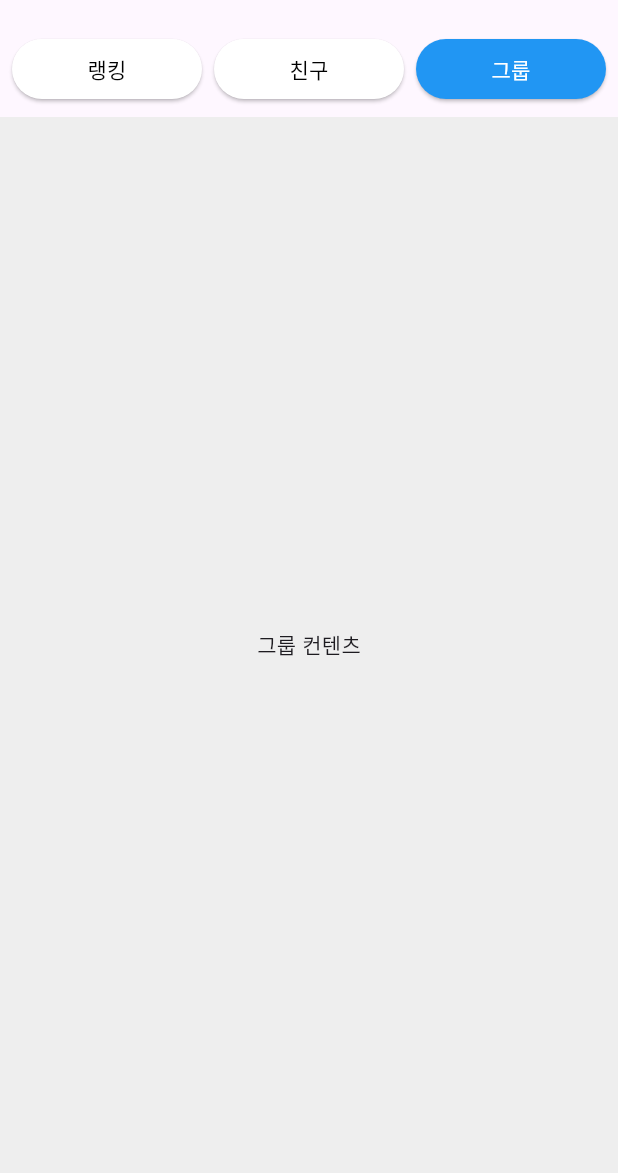
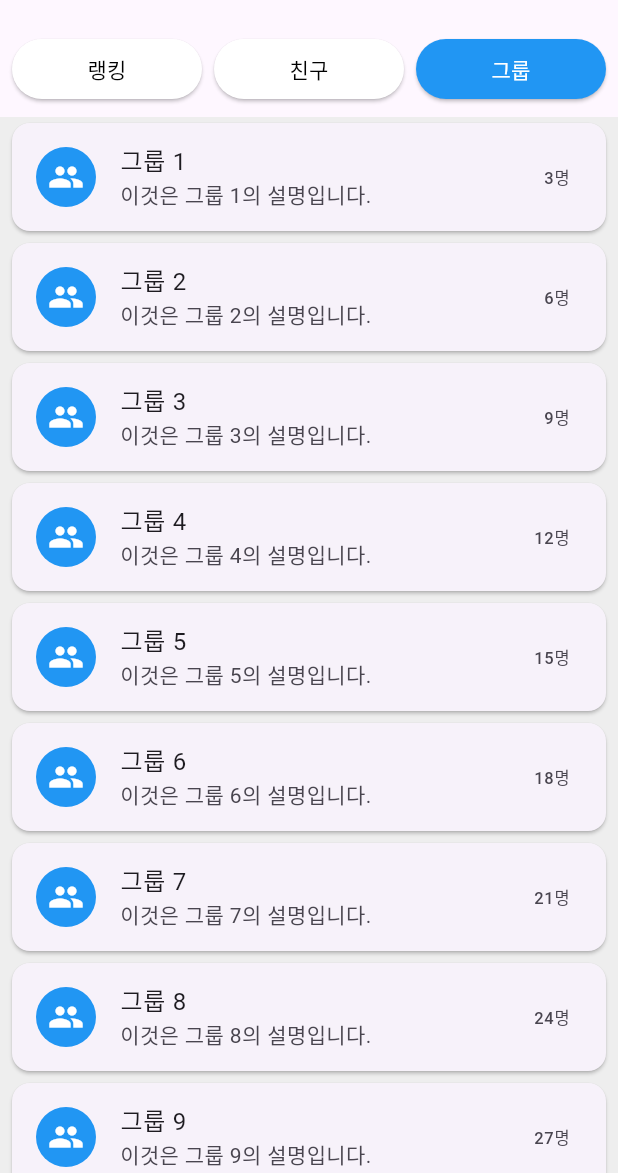
Before and after one commit to YoungGilMad/frontend, a Flutter app: the SocialMainScreen screen opened directly, after a tap on "친구", after a tap on "그룹", on a phone screen of 412 x 824 dp, the part 63-1236 px from its top. Run offline on Flutter 3.47's test engine with Material 3 defaults, Android fonts, the light colour scheme and no system bars; our stand-ins replace table_calendar; network calls fail.

Commit message:
social update

```diff
--- a/lib/social_flag/social_main.dart
+++ b/lib/social_flag/social_main.dart
@@ -98,8 +98,31 @@ class RankingContent extends StatelessWidget {
 
   @override
   Widget build(BuildContext context) {
-    return const Center(
-      child: Text('랭킹 컨텐츠'),
+    // 랭킹을 위한 더미 데이터
+    final List<Map<String, dynamic>> rankings = List.generate(
+      20,
+          (index) => {
+        'rank': index + 1,
+        'name': '사용자 ${index + 1}',
+        'score': (1000 - index * 30),
+      },
+    );
+
+    return ListView.builder(
+      itemCount: rankings.length,
+      itemBuilder: (context, index) {
+        final ranking = rankings[index];
+        return Card(
+          margin: const EdgeInsets.symmetric(horizontal: 8, vertical: 4),
+          child: ListTile(
+            leading: CircleAvatar(
+              child: Text('${ranking['rank']}'),
+            ),
+            title: Text(ranking['name']),
+            trailing: Text('${ranking['score']}점'),
+          ),
+        );
+      },
     );
   }
 }
@@ -110,8 +133,33 @@ class FriendContent extends StatelessWidget {
 
   @override
   Widget build(BuildContext context) {
-    return const Center(
-      child: Text('친구 컨텐츠'),
+    // 친구 목록을 위한 더미 데이터
+    final List<Map<String, dynamic>> friends = List.generate(
+      15,
+          (index) => {
+        'name': '친구 ${index + 1}',
+        'status': index % 3 == 0 ? '온라인' : '오프라인',
+        'lastActive': '${index + 1}시간 전',
+      },
+    );
+
+    return ListView.builder(
+      itemCount: friends.length,
+      itemBuilder: (context, index) {
+        final friend = friends[index];
+        return Card(
+          margin: const EdgeInsets.symmetric(horizontal: 8, vertical: 4),
+          child: ListTile(
+            leading: CircleAvatar(
+              backgroundColor: friend['status'] == '온라인' ? Colors.green : Colors.grey,
+              child: Text(friend['name'][0]),
+            ),
+            title: Text(friend['name']),
+            subtitle: Text('마지막 활동: ${friend['lastActive']}'),
+            trailing: Text(friend['status']),
+          ),
+        );
+      },
     );
   }
 }
@@ -122,8 +170,33 @@ class GroupContent extends StatelessWidget {
 
   @override
   Widget build(BuildContext context) {
-    return const Center(
-      child: Text('그룹 컨텐츠'),
+    // 그룹 목록을 위한 더미 데이터
+    final List<Map<String, dynamic>> groups = List.generate(
+      10,
+          (index) => {
+        'name': '그룹 ${index + 1}',
+        'members': '${(index + 1) * 3}명',
+        'description': '이것은 그룹 ${index + 1}의 설명입니다.',
+      },
+    );
+
+    return ListView.builder(
+      itemCount: groups.length,
+      itemBuilder: (context, index) {
+        final group = groups[index];
+        return Card(
+          margin: const EdgeInsets.symmetric(horizontal: 8, vertical: 4),
+          child: ListTile(
+            leading: CircleAvatar(
+              backgroundColor: Colors.blue,
+              child: Icon(Icons.group, color: Colors.white),
+            ),
+            title: Text(group['name']),
+            subtitle: Text(group['description']),
+            trailing: Text(group['members']),
+          ),
+        );
+      },
     );
   }
 }
--- a/pubspec.yaml
+++ b/pubspec.yaml
@@ -32,6 +32,7 @@ dependencies:
     sdk: flutter
   http: ^1.1.0
   shared_preferences: ^2.2.0
+  table_calendar: ^3.0.9  # ✅ TableCalendar 추가
 
   # The following adds the Cupertino Icons font to your application.
   # Use with the CupertinoIcons class for iOS style icons.
```
Also changed, not shown: lib/home_flag/home.dart (+217 -113 lines), pubspec.lock.
